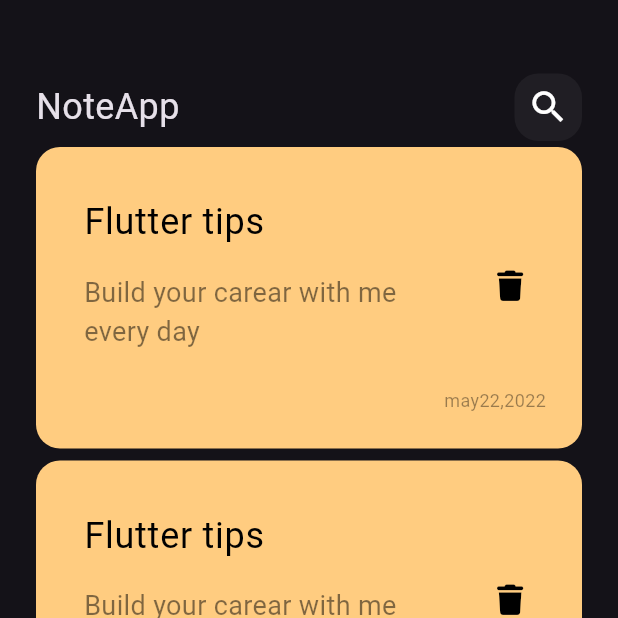
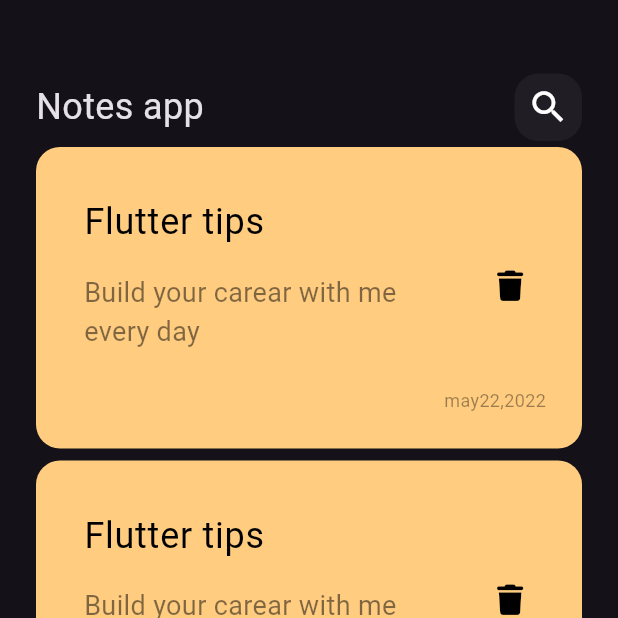
Before and after one commit to magdaalesh/notesapp, a Flutter app: the screen it shows after launch, on a phone screen of 412 x 824 dp, the top half of it. Run offline on Flutter 3.47's test engine with Material 3 defaults, Android fonts, the phone set to English and light mode, and no system bars; our stand-ins replace font_awesome_flutter; Roboto replaces fonts that are missing (Poppin).

```diff
--- a/lib/widget/Customebody.dart
+++ b/lib/widget/Customebody.dart
@@ -1,6 +1,6 @@
 import 'package:flutter/material.dart';
 import 'package:to_do/widget/custom_list.dart';
-import 'package:to_do/widget/customitem.dart';
+import 'package:to_do/widget/customappbar.dart';
 import 'package:to_do/widget/customsearch.dart';
 
 class Customebody extends StatelessWidget {
@@ -11,19 +11,13 @@ class Customebody extends StatelessWidget {
     return Padding(
       padding: const EdgeInsets.all(24),
       child: Column(
-        children: [
+        children: const[
           SizedBox(
             height: 25,
           ),
-          Row(
-            children: [
-              Text(
-                "NoteApp",
-                style: TextStyle(fontSize: 24),
-              ),
-              Spacer(),
-              Customsearch(),
-            ],
+          Customappbar(
+            Title: "Notes app",
+            icon: Icons.search,
           ),
           Expanded(child: Listnotes()),
         ],
--- /dev/null
+++ b/lib/widget/customappbar.dart
@@ -0,0 +1,21 @@
+import 'package:flutter/material.dart';
+import 'package:to_do/widget/customsearch.dart';
+
+class Customappbar extends StatelessWidget {
+  const Customappbar({super.key, required this.Title, required this.icon});
+  final String Title;
+  final IconData icon;
+  @override
+  Widget build(BuildContext context) {
+    return Row(
+      children: [
+        Text(
+         Title,
+          style: TextStyle(fontSize: 24),
+        ),
+        Spacer(),
+        CustomIcon(icon: icon),
+      ],
+    );
+  }
+}
--- a/lib/widget/customitem.dart
+++ b/lib/widget/customitem.dart
@@ -1,12 +1,18 @@
 import 'package:flutter/material.dart';
 import 'package:font_awesome_flutter/font_awesome_flutter.dart';
+import 'package:to_do/views/edit_notes_view.dart';
 
 class Customitem extends StatelessWidget {
   const Customitem({super.key});
 
   @override
   Widget build(BuildContext context) {
-    return Container(
+    return GestureDetector(
+      onTap: () {
+        Navigator.push(context,
+            MaterialPageRoute(builder: (context) => const EditNotesView()));
+      },
+      child: Container(
         padding: const EdgeInsets.only(
           top: 24,
           bottom: 24,
@@ -40,8 +46,8 @@ class Customitem extends StatelessWidget {
               padding: const EdgeInsets.only(right: 24),
               child: Text(
                 "may22,2022",
-              style:
-                  TextStyle(color: Colors.black.withOpacity(.4), fontSize: 12),
+                style: TextStyle(
+                    color: Colors.black.withOpacity(.4), fontSize: 12),
               ),
             ),
           ],
@@ -50,6 +56,7 @@ class Customitem extends StatelessWidget {
           color: Color(0xffFFCC80),
           borderRadius: BorderRadius.circular(16),
         ),
+      ),
     );
   }
 }
--- a/lib/widget/customsearch.dart
+++ b/lib/widget/customsearch.dart
@@ -1,15 +1,15 @@
 import 'package:flutter/material.dart';
 
-class Customsearch extends StatelessWidget {
-  const Customsearch({super.key});
-
+class CustomIcon extends StatelessWidget {
+  const CustomIcon({super.key, required this.icon});
+  final IconData icon;
   @override
   Widget build(BuildContext context) {
     return Container(
       width: 45,
       height: 45,
       child: Icon(
-        Icons.search,
+        icon,
         size: 28,
       ),
       decoration: BoxDecoration(
```
Also changed, not shown: lib/views/edit_notes_view.dart (added, +15 -0 lines), lib/widget/customeditnotebody.dart (added, +38 -0 lines). Lines whose indentation alone changed are shown as unchanged.
